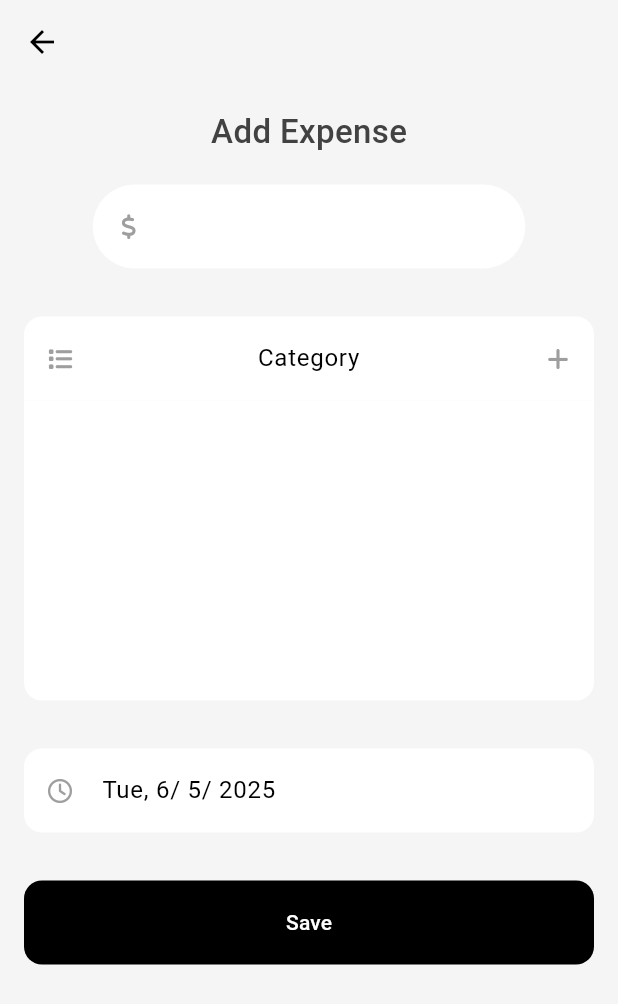
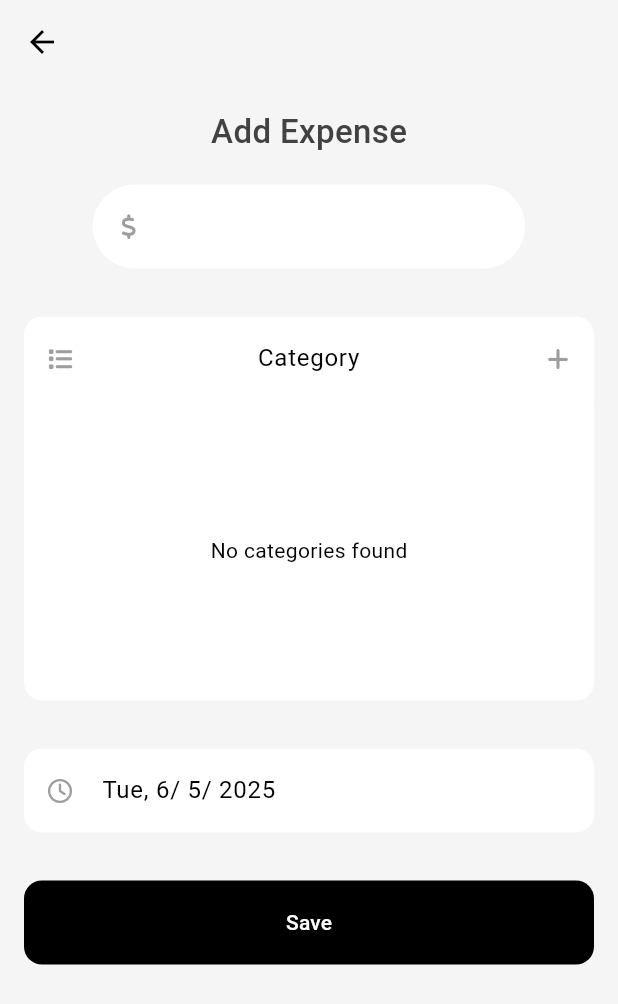
Before and after one commit to emon2002926/expense_tracker, a Flutter app: the screen it shows after launch, after a tap on an icon or button, on a phone screen of 412 x 824 dp. Shown: the top 1004 px of the screen. Run offline on Flutter 3.47's test engine with Material 3 defaults, Android fonts, the phone set to English and light mode, and no system bars; our stand-ins replace bloc, cloud_firestore, equatable, firebase_core, fl_chart, flutter_bloc and 3 more; missing offline and left inert: dart:ffi; accounts and stored records are empty.

Commit message:
Optimized classes and UI

```diff
--- a/lib/main.dart
+++ b/lib/main.dart
@@ -1,16 +1,17 @@
 import 'package:bloc/bloc.dart';
+import 'package:expense_repositories/expense_repository.dart';
+import 'package:expense_tracker/screens/home/bloc/get_expense_bloc/get_expense_bloc.dart';
 import 'package:expense_tracker/screens/home/screen/home_screen.dart';
 import 'package:expense_tracker/simple_bloc_observer.dart';
 import 'package:expense_tracker/util/app_colors.dart';
 import 'package:firebase_core/firebase_core.dart';
 import 'package:flutter/material.dart';
+import 'package:flutter_bloc/flutter_bloc.dart';
 
-import 'firebase_options.dart';
-
-void main() async{
+void main() async {
   WidgetsFlutterBinding.ensureInitialized();
   await Firebase.initializeApp();
-  Bloc.observer = SimpleBlocObserver() ;
+  Bloc.observer = SimpleBlocObserver();
   runApp(const MyApp());
 }
 
@@ -29,7 +30,10 @@ class MyApp extends StatelessWidget {
             outline: CustomColors.outline,
           )
       ),
-      home: HomeScreen(),
+      home: BlocProvider(
+        create: (context) => GetExpenseBloc(FirebaseExpenseRepo())..add(GetExpense()),
+        child: HomeScreen(),
+      ),
     );
   }
 }
--- a/lib/screens/add_expense/add_expense_screen.dart
+++ b/lib/screens/add_expense/add_expense_screen.dart
@@ -10,6 +10,7 @@ import 'package:intl/intl.dart';
 import 'package:uuid/uuid.dart';
 
 import 'bloc/create_expensebloc/create_expense_bloc.dart';
+
 class AddExpenseScreen extends StatefulWidget {
   const AddExpenseScreen({super.key});
 
@@ -18,72 +19,68 @@ class AddExpenseScreen extends StatefulWidget {
 }
 
 class _AddExpenseScreenState extends State<AddExpenseScreen> {
-  TextEditingController expenseController=TextEditingController();
-  TextEditingController categoryController=TextEditingController();
-  TextEditingController dateController=TextEditingController();
-  // DateTime selectedDate=DateTime.now();
+  final TextEditingController expenseController = TextEditingController();
+  final TextEditingController categoryController = TextEditingController();
+  final TextEditingController dateController = TextEditingController();
+
   late Expense expense;
-  bool isLoading=false;
+  bool isLoading = false;
 
   @override
   void initState() {
-    // TODO: implement initState
-    dateController.text= DateFormat('EEE, d/ M/ y').format(DateTime.now());
-    expense=Expense.empty;
+    super.initState();
+    dateController.text = DateFormat('EEE, d/ M/ y').format(DateTime.now());
+    expense = Expense.empty;
     expense.expenseId = const Uuid().v1();
-    super.initState();
   }
+
   @override
   Widget build(BuildContext context) {
     return BlocListener<CreateExpenseBloc, CreateExpenseState>(
       listener: (context, state) {
-
-        if(state is CreateExpenseSuccess){
-          Navigator.pop(context);
-        }else if(state is CreateExpenseLoading){
-          setState(() {
-            isLoading=true;
-          });
+        if (state is CreateExpenseSuccess) {
+          Navigator.pop(context, true);
+        } else if (state is CreateExpenseLoading) {
+          setState(() => isLoading = true);
         }
-
       },
-
       child: GestureDetector(
-        onTap: ()=> Focus.of(context).unfocus(),
+        onTap: () => FocusScope.of(context).unfocus(),
         child: Scaffold(
           backgroundColor: Colors.grey[100],
           appBar: AppBar(
             backgroundColor: Colors.grey[100],
-
+            elevation: 0,
           ),
           body: BlocBuilder<GetCategoryBloc, GetCategoryState>(
-
             builder: (context, state) {
-
-            if(state is GetCategorySuccess) {
               return Padding(
                 padding: const EdgeInsets.all(16),
-                child: Center(
                 child: Column(
                   crossAxisAlignment: CrossAxisAlignment.center,
                   children: [
+                    // Screen title
                     GeneralTextview(
-                        text: "Add Expense", color: Colors.grey[800],
-                        fontSize: 22, fontWeight: FontWeight.w500,),
-                      const SizedBox(height: 20,),
+                      text: "Add Expense",
+                      color: Colors.grey[800],
+                      fontSize: 22,
+                      fontWeight: FontWeight.w500,
+                    ),
+                    const SizedBox(height: 20),
+
+                    // Amount field
                     SizedBox(
-                        width: MediaQuery
-                            .of(context)
-                            .size
-                            .width * .7,
-                        child: ExpenseField(prefixIcon: FontAwesomeIcons
-                            .dollarSign,
+                      width: MediaQuery.of(context).size.width * 0.7,
+                      child: ExpenseField(
+                        prefixIcon: FontAwesomeIcons.dollarSign,
                         borderRadius: 30,
                         hintText: "",
-                          controller: expenseController,),
+                        controller: expenseController,
                       ),
-                      const SizedBox(height: 32,),
-                      // Todo Expense Category Field
+                    ),
+                    const SizedBox(height: 32),
+
+                    // Category input field (tappable but not editable)
                     TextFormField(
                       controller: categoryController,
                       textAlign: TextAlign.center,
@@ -91,126 +88,143 @@ class _AddExpenseScreenState extends State<AddExpenseScreen> {
                       onTap: () {},
                       decoration: InputDecoration(
                         filled: true,
-                              fillColor:expense.category==Category.empty? Colors.white: Color(expense.category.color),
-
-                              prefixIcon:expense.category==Category.empty?
-                              Icon(FontAwesomeIcons.list, size: 16,
-                                color: Colors.grey,)
-                              :Image.asset("assets/icons/${expense.category.icon}.png",scale: 20,),
-
-                              suffixIcon: IconButton(onPressed: () async {
-                                var newCategory = await getCategoryCreation(context);
+                        fillColor: expense.category == Category.empty
+                            ? Colors.white
+                            : Color(expense.category.color),
+                        prefixIcon: expense.category == Category.empty
+                            ? const Icon(FontAwesomeIcons.list,
+                            size: 16, color: Colors.grey)
+                            : Image.asset(
+                          "assets/icons/${expense.category.icon}.png",
+                          scale: 20,
+                        ),
+                        suffixIcon: IconButton(
+                          icon: const Icon(FontAwesomeIcons.add,
+                              size: 16, color: Colors.grey),
+                          onPressed: () async {
+                            final newCategory =
+                            await getCategoryCreation(context);
+                            if (state is GetCategorySuccess) {
                               setState(() {
                                 state.categories.insert(0, newCategory);
+                              });
+                            }
+                          },
+                        ),
+                        hintText: "Category",
+                        border: const OutlineInputBorder(
+                          borderRadius:
+                          BorderRadius.vertical(top: Radius.circular(12)),
+                          borderSide: BorderSide.none,
+                        ),
+                      ),
+                    ),
 
-                                });
-
-                                //print(newCategory);
-
-                                },
-                                  icon: Icon(FontAwesomeIcons.add, size: 16,
-                                    color: Colors.grey,)),
-                              hintText: "Category",
-                              border: OutlineInputBorder(
-                                  borderRadius: BorderRadius.vertical(
-                                      top: Radius.circular(12)),
-                                  borderSide: BorderSide.none
-                              )
-                          )
-
+                    // Category list or loading/error states
+                    Container(
+                      width: double.infinity,
+                      height: 200,
+                      decoration: const BoxDecoration(
+                        color: Colors.white,
+                        borderRadius:
+                        BorderRadius.vertical(bottom: Radius.circular(12)),
                       ),
-                      Container(
-                        width: MediaQuery
-                            .of(context)
-                            .size
-                            .width,
-                        height: 200,
-                        decoration: BoxDecoration(
-                            color: Colors.white,
-                            borderRadius: BorderRadius.vertical(
-                                bottom: Radius.circular(12))
-                        ),
-                        child: Padding(
-                          padding: const EdgeInsets.all(8.0),
-                          child: ListView.builder(
+                      child: () {
+                        if (state is GetCategoryLoading) {
+                          return const Center(child: CircularProgressIndicator());
+                        } else if (state is GetCategorySuccess) {
+                          if (state.categories.isEmpty) {
+                            return const Center(child: Text("No categories found"));
+                          } else {
+                            return ListView.builder(
                               itemCount: state.categories.length,
-                            itemBuilder: (context, int i) {
+                              itemBuilder: (context, i) {
+                                final category = state.categories[i];
                                 return Card(
                                   child: ListTile(
-                                  onTap: ((){
+                                    onTap: () {
                                       setState(() {
-
-                                      expense.category=state.categories[i];
-                                      categoryController.text=state.categories[i].name;
-
+                                        expense.category = category;
+                                        categoryController.text = category.name;
                                       });
-                                  }),
-                                  title: Text(state.categories[i].name),
+                                    },
+                                    title: Text(category.name),
                                     leading: Image.asset(
-                                    "assets/icons/${state.categories[i]
-                                        .icon}.png", scale: 20,),
-                                  tileColor: Color(
-                                      state.categories[i].color),
+                                      "assets/icons/${category.icon}.png",
+                                      scale: 20,
+                                    ),
+                                    tileColor: Color(category.color),
                                     shape: RoundedRectangleBorder(
-                                      borderRadius: BorderRadius.circular(12)),
+                                      borderRadius: BorderRadius.circular(12),
+                                    ),
                                   ),
                                 );
-                            })
+                              },
+                            );
+                          }
+                        } else {
+                          return const Center(child: CircularProgressIndicator());
+                        }
+                      }(),
+                    ),
 
-                        ),
-                      ),
-                      //Todo date field
-                      const SizedBox(height: 32,),
-                      ExpenseField(prefixIcon: FontAwesomeIcons.clock,
+                    const SizedBox(height: 32),
+
+                    // Date picker field
+                    ExpenseField(
+                      prefixIcon: FontAwesomeIcons.clock,
                       readOnly: true,
                       hintText: "Date",
                       controller: dateController,
                       onTap: () async {
-                          DateTime? newDate = await showDatePicker(
+                        final newDate = await showDatePicker(
                           context: context,
                           firstDate: DateTime.now(),
-                              initialDate: expense.dateTime
-                              ,
-                              lastDate: DateTime.now().add(Duration(days: 365)));
+                          initialDate: expense.dateTime,
+                          lastDate: DateTime.now().add(const Duration(days: 365)),
+                        );
                         if (newDate != null) {
                           setState(() {
-                              dateController.text = DateFormat('EEE, d/ M/ y').format(newDate);
-                              // selectedDate = newDate;
+                            dateController.text =
+                                DateFormat('EEE, d/ M/ y').format(newDate);
                             expense.dateTime = newDate;
                           });
                         }
                       },
+                    ),
+                    const SizedBox(height: 32),
 
-                      ),
-                      const SizedBox(height: 32,),
-                      SizedBox(width: double.infinity, height: kToolbarHeight,
-                          child: isLoading == true ?  Center(child: CircularProgressIndicator(),)
+                    // Save button or loading indicator
+                    SizedBox(
+                      width: double.infinity,
+                      height: kToolbarHeight,
+                      child: isLoading
+                          ? const Center(child: CircularProgressIndicator())
                           : TextButton(
                         onPressed: () {
                           setState(() {
-                                    expense.amount=int.parse(expenseController.text);
+                            expense.amount =
+                                int.tryParse(expenseController.text) ?? 0;
                           });
-                                  context.read<CreateExpenseBloc>().add(CreateExpenseEvent( expense));
+                          context
+                              .read<CreateExpenseBloc>()
+                              .add(CreateExpenseEvent(expense));
                         },
-                                style: TextButton
-                                .styleFrom(
+                        style: TextButton.styleFrom(
                           backgroundColor: Colors.black,
                           shape: RoundedRectangleBorder(
-                                    borderRadius: BorderRadius.circular(12))),
-                                child: Text(
-                                  "Save", style: TextStyle(color: Colors.white),))
-                      )
-
+                            borderRadius: BorderRadius.circular(12),
+                          ),
+                        ),
+                        child: const Text(
+                          "Save",
+                          style: TextStyle(color: Colors.white),
+                        ),
+                      ),
+                    ),
                   ],
                 ),
-                ),
               );
-            }
-            else{
-              return Center(
-                child: CircularProgressIndicator(),);
-            }
-
             },
           ),
         ),
--- a/lib/screens/home/screen/home_screen.dart
+++ b/lib/screens/home/screen/home_screen.dart
@@ -22,7 +22,6 @@ class HomeScreen extends StatefulWidget {
 
 class _HomeScreenState extends State<HomeScreen> {
   int index = 0;
-  late List<Expense> expensesList;
 
   void onTabTapped(int newIndex) {
     setState(() {
@@ -34,14 +33,11 @@ class _HomeScreenState extends State<HomeScreen> {
   Widget build(BuildContext context) {
 
     return Scaffold(
-          body: index == 0 ? BlocProvider(
-            create: (context) => GetExpenseBloc(FirebaseExpenseRepo())..add(GetExpense()),
-            child: MainScreen(),
-              ) : const StatScreen(),
+        body: index == 0 ?  MainScreen() : const StatScreen(),
         bottomNavigationBar: BottomNavigation(currentIndex: index, onTabSelected: onTabTapped),
         floatingActionButtonLocation: FloatingActionButtonLocation.centerDocked,
         floatingActionButton: CustomFloatingActButton(onPressed: (){
-                Navigator.push(
+          Navigator.push<bool>(
             context,
             MaterialPageRoute(
               builder: (context) => MultiBlocProvider(
@@ -58,9 +54,15 @@ class _HomeScreenState extends State<HomeScreen> {
                 child: AddExpenseScreen(),
               ),
             ),
-                );
+          ).then((added ){
+            if(added==true && context.mounted){
+              BlocProvider.of<GetExpenseBloc>(context).add(GetExpense());
+            }
+          });
         },)
     );
 
+
+
   }
 }
--- a/lib/screens/home/screen/main_screen.dart
+++ b/lib/screens/home/screen/main_screen.dart
@@ -10,23 +10,16 @@ import 'package:flutter_bloc/flutter_bloc.dart';
 
 import '../widget/total_balance_widget.dart';
 import '../widget/transaction_data.dart';
+import '../widget/transaction_header.dart';
 
 // import '../widget/transaction_data.dart';
 class MainScreen extends StatelessWidget {
 
-
-  const MainScreen({super.key});
+  const MainScreen({super.key,});
 
   @override
   Widget build(BuildContext context) {
-    return BlocBuilder<GetExpenseBloc, GetExpenseState>(
-      builder: (context, state) {
-        if(state is GetExpenseLoading){
-          return Center(child: CircularProgressIndicator(),);
-        }
-        else if (state is GetExpenseSuccess) {
     return SafeArea(
-
       child: Container(
         decoration: BoxDecoration(
           color: Colors.grey[100],
@@ -41,46 +34,19 @@ class MainScreen extends StatelessWidget {
               SizedBox(height: 40,),
               transactionText(context),
               SizedBox(height: 20),
-
               ///Expense list
-                    TransactionData(transactionsList: state.expenses)
+              BlocBuilder<GetExpenseBloc, GetExpenseState>(
+                builder: (context, state) {
+                  if(state is GetExpenseSuccess){
+                    return TransactionData(transactionsList: state.expenses);
+                  }else {
+                    return Center(child: CircularProgressIndicator(),);
+                  }
+                },
+              )
             ],
           ),
         ),
       ));
-        } else if(state is GetExpenseFailure){
-          return Center(child: Text("Something went wrong"));
-        }else{
-          return Center(child: Text("Check your internet connection"),);
-        }
-
-        },
-    );
-  }
-
-  Widget transactionText(BuildContext context) {
-    return Row(
-      mainAxisAlignment: MainAxisAlignment.spaceBetween,
-      children: [
-        GeneralTextview(
-          text: "Transactions",
-          fontSize: 16,
-          fontWeight: FontWeight.bold,
-          color: Colors.grey[800],
-        ),
-        GestureDetector(
-          onTap: () {},
-          child: GeneralTextview(
-            text: "See all",
-            fontSize: 14,
-            fontWeight: FontWeight.w400,
-            color: Theme
-                .of(context)
-                .colorScheme
-                .outline,
-          ),
-        )
-      ],
-    );
   }
 }
--- a/lib/screens/home/widget/transaction_data.dart
+++ b/lib/screens/home/widget/transaction_data.dart
@@ -1,5 +1,6 @@
 import 'package:expense_repositories/expense_repository.dart';
 import 'package:flutter/material.dart';
+import 'package:intl/intl.dart';
 import '../../../util/app_colors.dart';
 import 'genaral_textview.dart';
 
@@ -38,7 +39,7 @@ class TransactionData extends StatelessWidget {
                             shape: BoxShape.circle,
                           ),
                           child:  Image.asset(
-                            "assets/icons/${transactionsList?[i].category.icon}.png", scale: 20,),
+                            "assets/icons/${transactionsList?[i].category.icon}.png", scale: 20,color: Colors.white,),
                         ),
                         SizedBox(width: 20),
                         GeneralTextview(
@@ -52,12 +53,12 @@ class TransactionData extends StatelessWidget {
                     Column(
                       children: [
                         GeneralTextview(
-                          text: transactionsList![i].amount.toString(),
+                          text: "\$${transactionsList![i].amount.toString()}",
                           fontSize: 16,
                           color: Colors.grey[800],
                         ),
                         GeneralTextview(
-                          text: transactionsList![i].dateTime.toString(),
+                          text: DateFormat("dd/MM/yyyy").format(transactionsList![i].dateTime),
                           fontSize: 16,
                           color: CustomColors.outline,
                         )
--- /dev/null
+++ b/lib/screens/home/widget/transaction_header.dart
@@ -0,0 +1,31 @@
+
+import 'package:flutter/cupertino.dart';
+import 'package:flutter/material.dart';
+
+import 'genaral_textview.dart';
+
+Widget transactionText(BuildContext context) {
+  return Row(
+    mainAxisAlignment: MainAxisAlignment.spaceBetween,
+    children: [
+      GeneralTextview(
+        text: "Transactions",
+        fontSize: 16,
+        fontWeight: FontWeight.bold,
+        color: Colors.grey[800],
+      ),
+      GestureDetector(
+        onTap: () {},
+        child: GeneralTextview(
+          text: "See all",
+          fontSize: 14,
+          fontWeight: FontWeight.w400,
+          color: Theme
+              .of(context)
+              .colorScheme
+              .outline,
+        ),
+      )
+    ],
+  );
+}
```
Also changed, not shown: lib/screens/add_expense/widget/save_btn.dart (added). Lines whose indentation alone changed are shown as unchanged.
